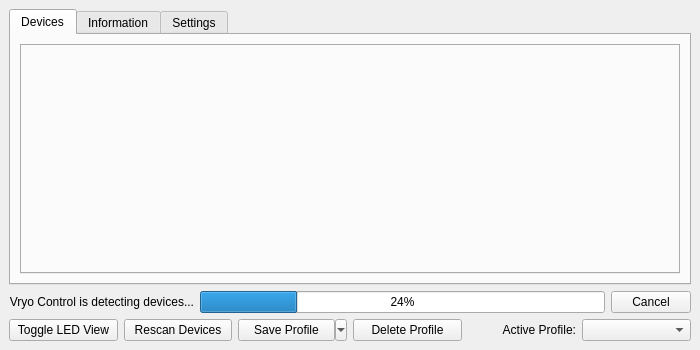
Qt form qt/OpenRGBDialog/OpenRGBDialog.ui (apexrigworks/Vryo-Control) before a commit.
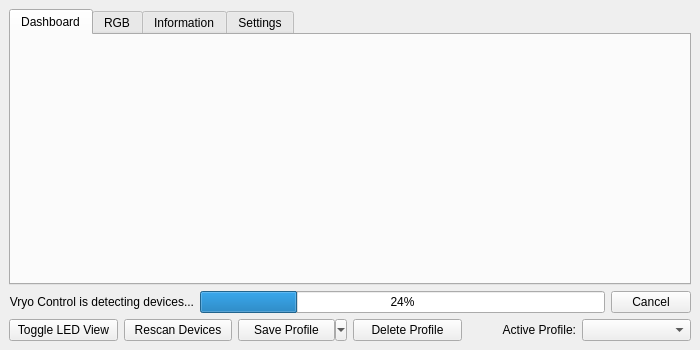
The same form after that commit.

Commit message: Add Dashboard tab with live NVIDIA GPU readings; lighting moves to RGB tab

```diff
--- a/qt/OpenRGBDialog/OpenRGBDialog.ui
+++ b/qt/OpenRGBDialog/OpenRGBDialog.ui
@@ -29,9 +29,28 @@
         <height>20</height>
        </size>
       </property>
+      <widget class="QWidget" name="TabDashboard">
+       <attribute name="title">
+        <string>Dashboard</string>
+       </attribute>
+       <layout class="QVBoxLayout" name="DashboardLayout">
+        <property name="leftMargin">
+         <number>0</number>
+        </property>
+        <property name="topMargin">
+         <number>0</number>
+        </property>
+        <property name="rightMargin">
+         <number>0</number>
+        </property>
+        <property name="bottomMargin">
+         <number>0</number>
+        </property>
+       </layout>
+      </widget>
       <widget class="QWidget" name="TabDevices">
        <attribute name="title">
-        <string>Devices</string>
+        <string>RGB</string>
        </attribute>
        <layout class="QGridLayout" name="gridLayout_3">
         <item row="1" column="0">
```
The commit also changes 9 other files.
